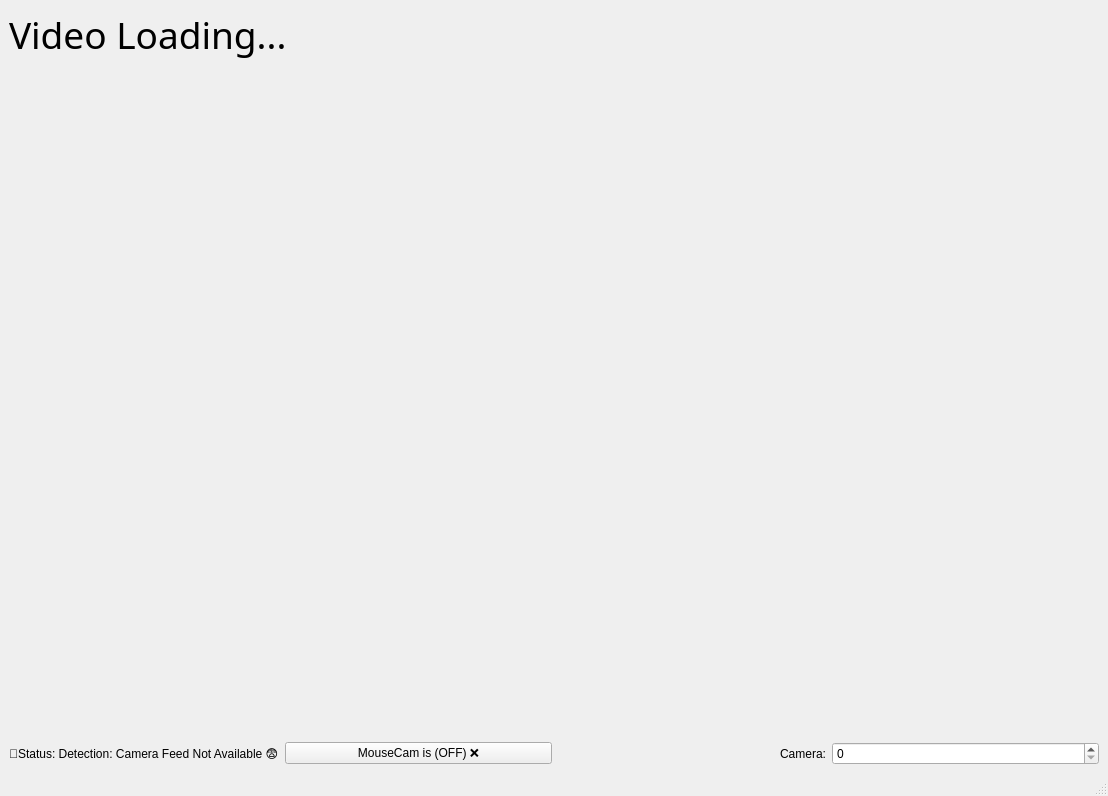
Above: mousemenu.ui from em-mw/WindyCityHacks2024 before the change. Below: the same form after it.
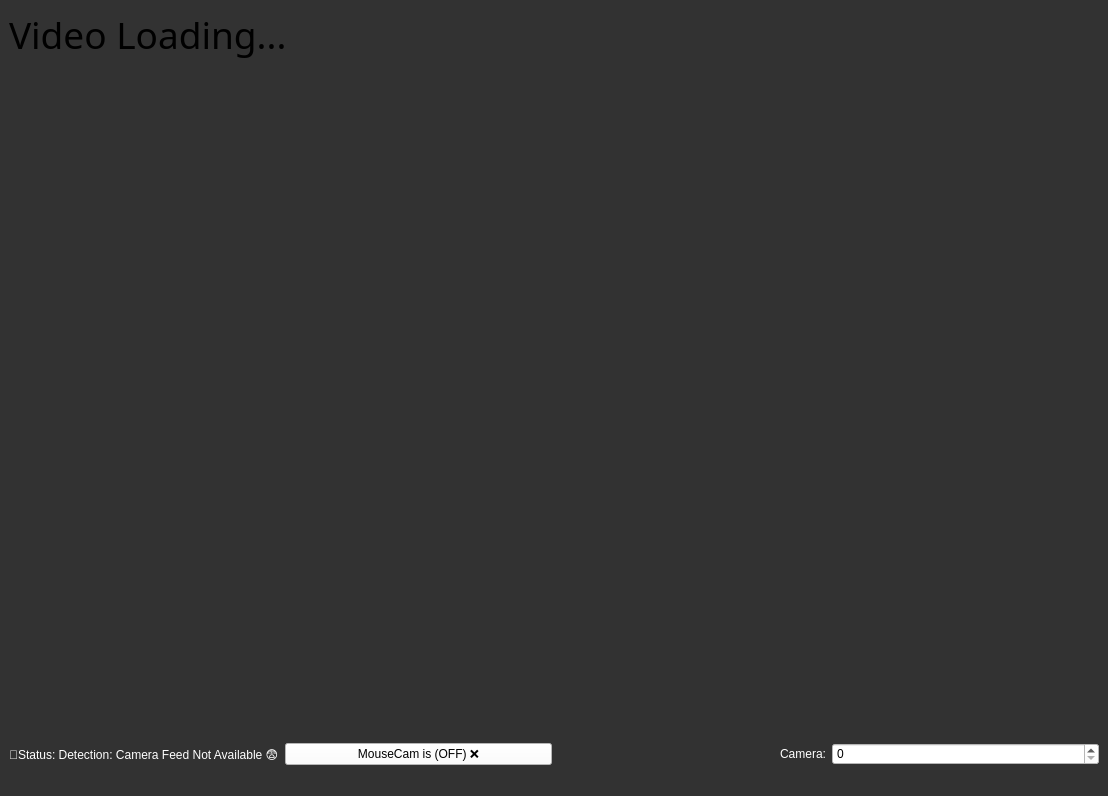
That is the form after the change.

Commit message: save the resize and ml data saver

The edit to the form file:
```diff
--- a/mousemenu.ui
+++ b/mousemenu.ui
@@ -14,7 +14,7 @@
    <string>MainWindow</string>
   </property>
   <property name="styleSheet">
-   <string notr="true"/>
+   <string notr="true">background-color: rgb(50, 50, 50);</string>
   </property>
   <widget class="QWidget" name="centralwidget">
    <layout class="QGridLayout" name="gridLayout">
@@ -38,6 +38,9 @@
      <layout class="QHBoxLayout" name="horizontalLayout">
       <item>
        <widget class="QLabel" name="label_2">
+        <property name="styleSheet">
+         <string notr="true">color: rgb(255, 255, 255);</string>
+        </property>
         <property name="text">
          <string>🔴Status: Detection: Camera Feed Not Available 😨</string>
         </property>
@@ -45,6 +48,9 @@
       </item>
       <item>
        <widget class="QPushButton" name="MouseCamButton">
+        <property name="styleSheet">
+         <string notr="true">background-color: rgb(255, 255, 255);</string>
+        </property>
         <property name="text">
          <string>MouseCam is (OFF) ❌</string>
         </property>
@@ -55,6 +61,9 @@
       </item>
       <item>
        <widget class="QLabel" name="label">
+        <property name="styleSheet">
+         <string notr="true">color: rgb(255, 255, 255);</string>
+        </property>
         <property name="frameShape">
          <enum>QFrame::NoFrame</enum>
         </property>
@@ -67,7 +76,11 @@
        </widget>
       </item>
       <item>
-       <widget class="QSpinBox" name="CameraBox"/>
+       <widget class="QSpinBox" name="CameraBox">
+        <property name="styleSheet">
+         <string notr="true">background-color: rgb(255, 255, 255);</string>
+        </property>
+       </widget>
       </item>
      </layout>
     </item>
```
The commit also changes 2 other files.
